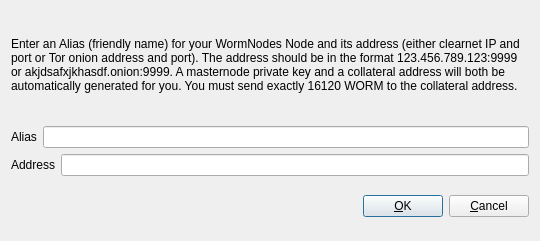
The window that src/qt/forms/addeditwormnode.ui (WalletBuilding/WORM) describes before a commit, drawn with Qt 5.
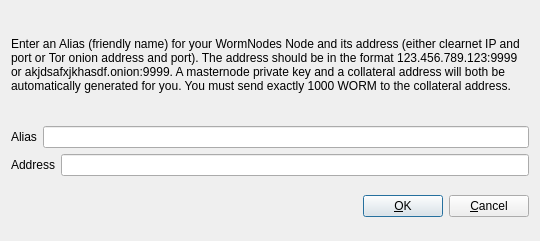
The same window after the commit.

Patch:
```diff
--- a/src/qt/forms/addeditwormnode.ui
+++ b/src/qt/forms/addeditwormnode.ui
@@ -34,7 +34,7 @@
         </sizepolicy>
        </property>
        <property name="text">
-        <string>&lt;html&gt;&lt;head/&gt;&lt;body&gt;&lt;p&gt;Enter an Alias (friendly name) for your WormNodes Node and its address (either clearnet IP and port or Tor onion address and port).  The address should be in the format 123.456.789.123:9999 or akjdsafxjkhasdf.onion:9999.  A masternode private key and a collateral address will both be automatically generated for you.  You must send exactly 16120 WORM to the collateral address.&lt;/p&gt;&lt;/body&gt;&lt;/html&gt;</string>
+        <string>&lt;html&gt;&lt;head/&gt;&lt;body&gt;&lt;p&gt;Enter an Alias (friendly name) for your WormNodes Node and its address (either clearnet IP and port or Tor onion address and port).  The address should be in the format 123.456.789.123:9999 or akjdsafxjkhasdf.onion:9999.  A masternode private key and a collateral address will both be automatically generated for you.  You must send exactly 1000 WORM to the collateral address.&lt;/p&gt;&lt;/body&gt;&lt;/html&gt;</string>
        </property>
        <property name="wordWrap">
         <bool>true</bool>
```
